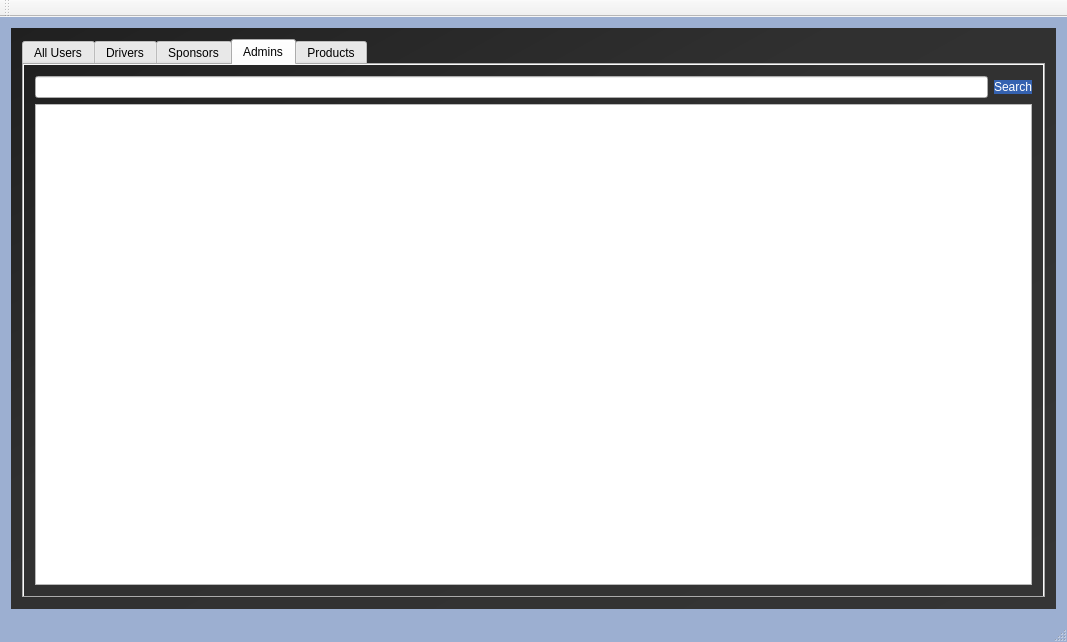
TraceyAlKing/CPSC4910-watt4910-group5, file Drive/mainwindow.ui: the form before one commit.
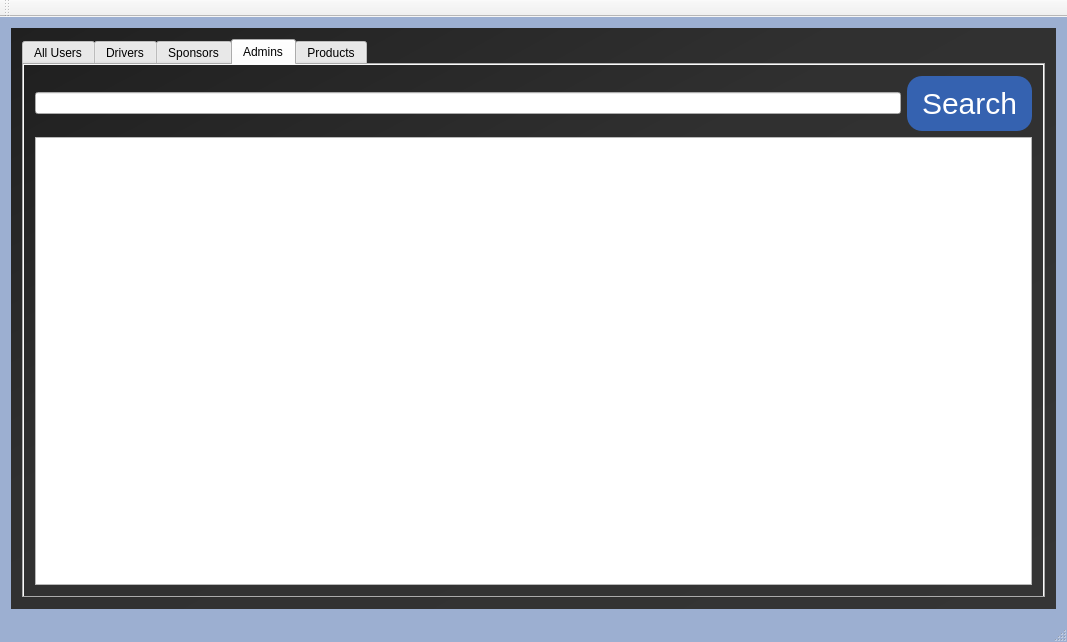
The form after the commit. The open tabs and pages were chosen to show the change.

```diff
--- a/Drive/mainwindow.ui
+++ b/Drive/mainwindow.ui
@@ -40,12 +40,26 @@
 QPushButton {color : white;
 background-color : #3562B0;
 border-radius: 10px;}
-QPushButton{ font: 81 14pt &quot;AXIS Extra Bold&quot;;}
+QPushButton{ font: 81 14pt &quot;AXIS Extra Bold&quot;;
+  border: none;
+  border-radius: 15px;
+  box-shadow: 0 9px #999;
+  padding: 10px 15px;}
 #pushButton_Login_2{ font: 81 18pt &quot;AXIS Extra Bold&quot;;
 border-radius: 25px; }
 QGroupBox{ background-color : #EEEEEE;}
 QLabel{  font: 16pt &quot;Aganè S&quot;; }
-QStackedWidget{ background: qlineargradient(x1:0, y1:0, x2:1, y2:1,  stop:0 #202020, stop: 0.4 #303030, stop:1 #353535)}</string>
+QStackedWidget{ background: qlineargradient(x1:0, y1:0, x2:1, y2:1,  stop:0 #202020, stop: 0.4 #303030, stop:1 #353535)}
+
+
+
+QPushButton:hover {background-color: #2D5496}
+
+QPushButton:active {
+  background-color: #2D5496;
+  box-shadow: 0 5px #666;
+  transform: translateY(4px);
+}</string>
   </property>
   <widget class="QWidget" name="centralWidget">
    <property name="layoutDirection">
@@ -1340,6 +1354,9 @@
               </item>
               <item>
                <widget class="QPushButton" name="admin_search_button_2">
+                <property name="styleSheet">
+                 <string notr="true">font-size : 30px</string>
+                </property>
                 <property name="text">
                  <string>Search</string>
                 </property>
```
Left out of the diff: 138 changed lines with no effect on the pictures.
